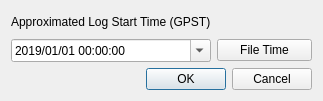
The window that app/qtapp/rtkconv_qt/startdlg.ui (alexngi66/RTKLIBlinux) describes before a commit, drawn with Qt 5.
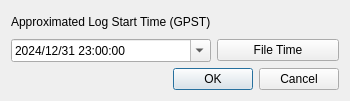
The same window after the commit.

Commit message:
rtkconv_qt GUI layout changes
More like windows version

The edit to the form file:
```diff
--- a/app/qtapp/rtkconv_qt/startdlg.ui
+++ b/app/qtapp/rtkconv_qt/startdlg.ui
@@ -6,7 +6,7 @@
    <rect>
     <x>0</x>
     <y>0</y>
-    <width>323</width>
+    <width>350</width>
     <height>101</height>
    </rect>
   </property>
@@ -32,14 +32,17 @@
      <property name="toolTip">
       <string>Start date and time</string>
      </property>
+     <property name="layoutDirection">
+      <enum>Qt::LeftToRight</enum>
+     </property>
      <property name="dateTime">
       <datetime>
-       <hour>0</hour>
+       <hour>23</hour>
        <minute>0</minute>
        <second>0</second>
-       <year>2019</year>
-       <month>1</month>
-       <day>1</day>
+       <year>2024</year>
+       <month>12</month>
+       <day>31</day>
       </datetime>
      </property>
      <property name="displayFormat">
```
Lines whose indentation alone changed are shown as unchanged. The commit also changes 2 other files.
